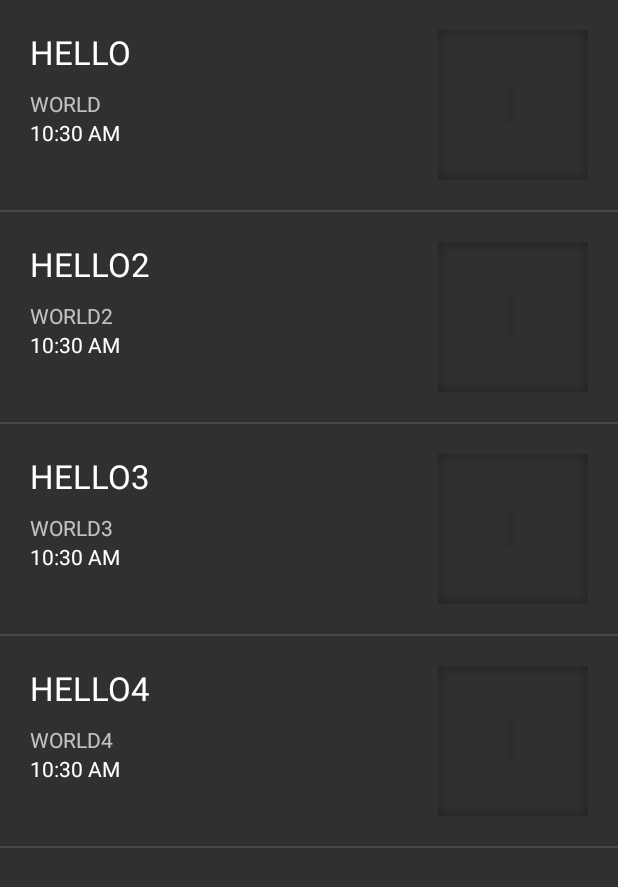
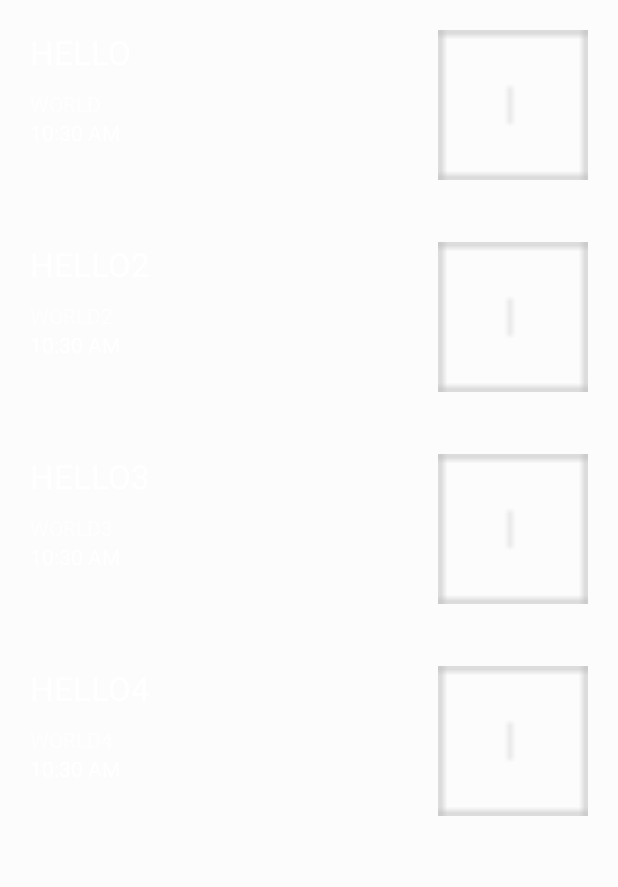
Before and after one commit to JMtorii/Geese-Android, an Android app: the DebugHomeActivity screen opened directly, with no data from a screen before it, on a phone screen of 412 x 824 dp. Shown: the top 887 px of the screen. Run offline under Robolectric (Android 15) with nearby library versions, the phone set to English and light mode, and no system bars.

Commit message:
Fixed theme colors

```diff
--- /dev/null
+++ b/app/src/main/res/values/colors.xml
@@ -0,0 +1,7 @@
+<?xml version="1.0" encoding="utf-8"?>
+<resources>
+    <item name="primary" type="color">#3468f4</item>
+    <item name="primaryDark" type="color">#2349b0</item>
+    <item name="whiteBackground" type="color">#FCFCFC</item>
+
+</resources>
--- a/app/src/main/res/values/styles.xml
+++ b/app/src/main/res/values/styles.xml
@@ -3,8 +3,11 @@
     <!-- Base application theme. -->
     <style name="GooseTheme" parent="Theme.AppCompat.NoActionBar">
         <!-- Customize your theme here. -->
-        <item name="colorPrimary">#3468f4</item>
-        <item name="colorPrimaryDark">#2349b0</item>
+        <item name="colorPrimary">@color/primary</item>
+        <item name="colorPrimaryDark">@color/primaryDark</item>
+        <item name="android:windowBackground">@color/whiteBackground</item>
+        <item name="android:colorBackground">@color/whiteBackground</item>
+
         <item name="android:windowNoTitle">true</item>
         <item name="windowActionBar">false</item>
         <item name="toolbarStyle">@style/Widget.AppCompat.Toolbar</item>
```
